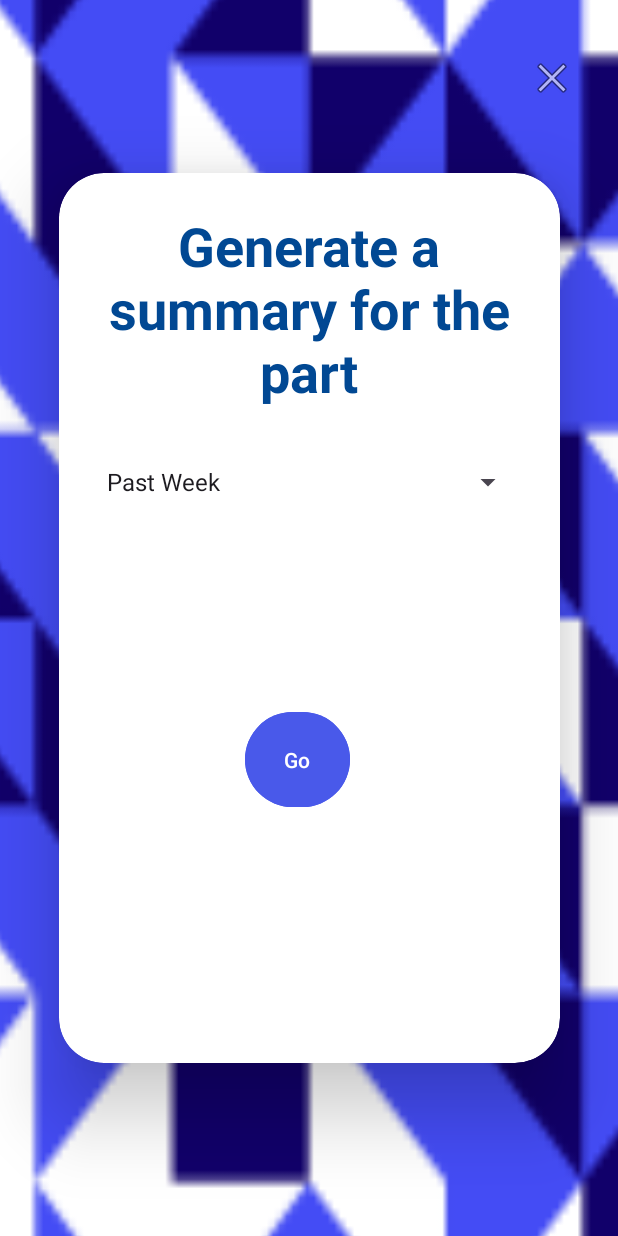
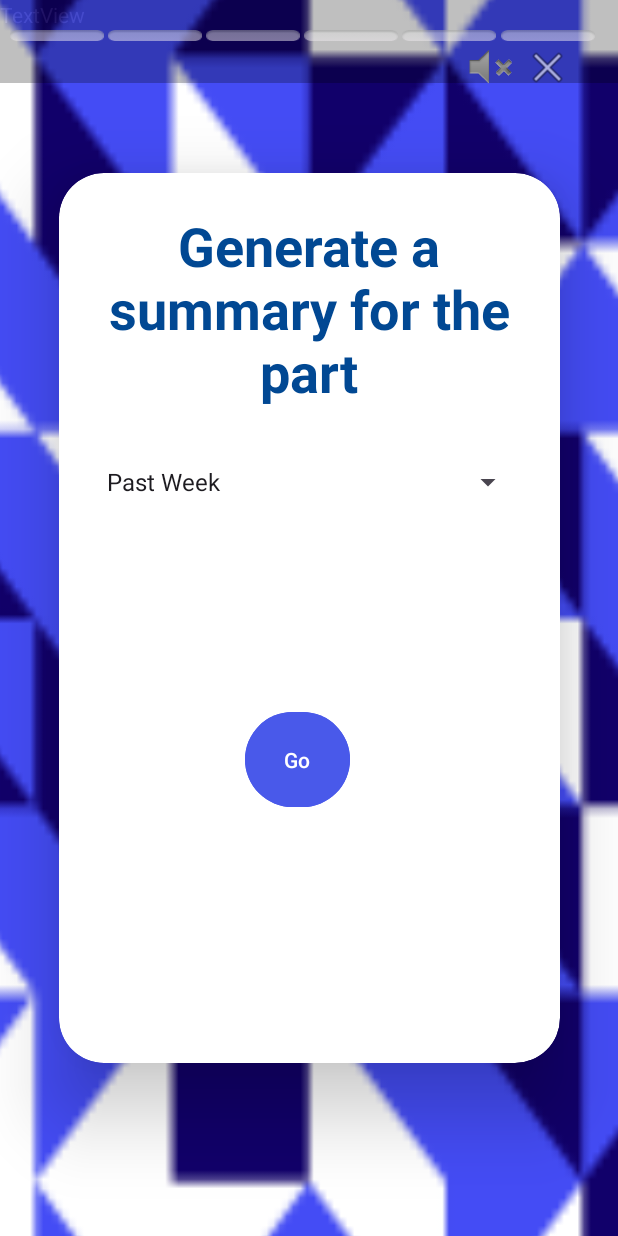
Before and after one commit to tkim602/spotify-wrapped, an Android app: the layout generate.xml on its own in the app's theme, with its tools: preview values and no code run, on a phone screen of 412 x 824 dp. Run offline under Robolectric (Android 15) with nearby library versions, the phone set to English and light mode, and no system bars.

Commit message:
generate V4

```diff
--- a/app/src/main/res/layout/generate.xml
+++ b/app/src/main/res/layout/generate.xml
@@ -69,14 +69,103 @@
 
     </androidx.cardview.widget.CardView>
 
+    <TextView
+        android:id="@+id/textView"
+        android:layout_width="414dp"
+        android:layout_height="55dp"
+        android:alpha="0.25"
+        android:background="#000000"
+        android:text="TextView"
+        app:layout_constraintStart_toStartOf="parent"
+        app:layout_constraintTop_toTopOf="parent" />
+
     <ImageView
         android:id="@+id/imageView"
         android:layout_width="wrap_content"
         android:layout_height="wrap_content"
-        android:layout_marginTop="36dp"
-        android:layout_marginEnd="28dp"
+        android:layout_marginTop="24dp"
+        android:layout_marginEnd="36dp"
+        android:translationX="5dp"
+        android:translationY="5dp"
         app:layout_constraintEnd_toEndOf="parent"
         app:layout_constraintTop_toTopOf="parent"
         app:srcCompat="@android:drawable/ic_menu_close_clear_cancel" />
 
+    <ImageView
+        android:id="@+id/imageView2"
+        android:layout_width="65dp"
+        android:layout_height="7dp"
+        android:layout_marginStart="5dp"
+        android:layout_marginTop="20dp"
+        android:alpha="0.5"
+        android:scaleX="1.5"
+        app:layout_constraintStart_toStartOf="parent"
+        app:layout_constraintTop_toTopOf="parent"
+        app:srcCompat="@android:drawable/button_onoff_indicator_off" />
+
+    <ImageView
+        android:id="@+id/imageView3"
+        android:layout_width="65dp"
+        android:layout_height="7dp"
+        android:layout_marginTop="20dp"
+        android:alpha="0.5"
+        android:scaleX="1.5"
+        app:layout_constraintStart_toEndOf="@+id/imageView4"
+        app:layout_constraintTop_toTopOf="parent"
+        app:srcCompat="@android:drawable/button_onoff_indicator_off" />
+
+    <ImageView
+        android:id="@+id/imageView4"
+        android:layout_width="65dp"
+        android:layout_height="7dp"
+        android:layout_marginTop="20dp"
+        android:alpha="0.5"
+        android:scaleX="1.5"
+        app:layout_constraintStart_toEndOf="@+id/imageView2"
+        app:layout_constraintTop_toTopOf="parent"
+        app:srcCompat="@android:drawable/button_onoff_indicator_off" />
+
+    <ImageView
+        android:id="@+id/imageView5"
+        android:layout_width="65dp"
+        android:layout_height="7dp"
+        android:layout_marginTop="20dp"
+        android:alpha="0.5"
+        android:scaleX="1.5"
+        app:layout_constraintStart_toEndOf="@+id/imageView6"
+        app:layout_constraintTop_toTopOf="parent"
+        app:srcCompat="@android:drawable/button_onoff_indicator_off" />
+
+    <ImageView
+        android:id="@+id/imageView6"
+        android:layout_width="65dp"
+        android:layout_height="7dp"
+        android:layout_marginTop="20dp"
+        android:alpha="0.5"
+        android:scaleX="1.5"
+        app:layout_constraintStart_toEndOf="@+id/imageView3"
+        app:layout_constraintTop_toTopOf="parent"
+        app:srcCompat="@android:drawable/button_onoff_indicator_off" />
+
+    <ImageView
+        android:id="@+id/imageView7"
+        android:layout_width="65dp"
+        android:layout_height="7dp"
+        android:layout_marginTop="20dp"
+        android:layout_marginEnd="16dp"
+        android:alpha="0.5"
+        android:scaleX="1.5"
+        app:layout_constraintEnd_toEndOf="@+id/textView"
+        app:layout_constraintTop_toTopOf="parent"
+        app:srcCompat="@android:drawable/button_onoff_indicator_off" />
+
+    <ImageView
+        android:id="@+id/imageView8"
+        android:layout_width="wrap_content"
+        android:layout_height="wrap_content"
+        android:layout_marginTop="28dp"
+        app:layout_constraintEnd_toStartOf="@+id/imageView"
+        app:layout_constraintTop_toTopOf="parent"
+        app:srcCompat="@android:drawable/ic_lock_silent_mode" />
+
 </androidx.constraintlayout.widget.ConstraintLayout>
```
